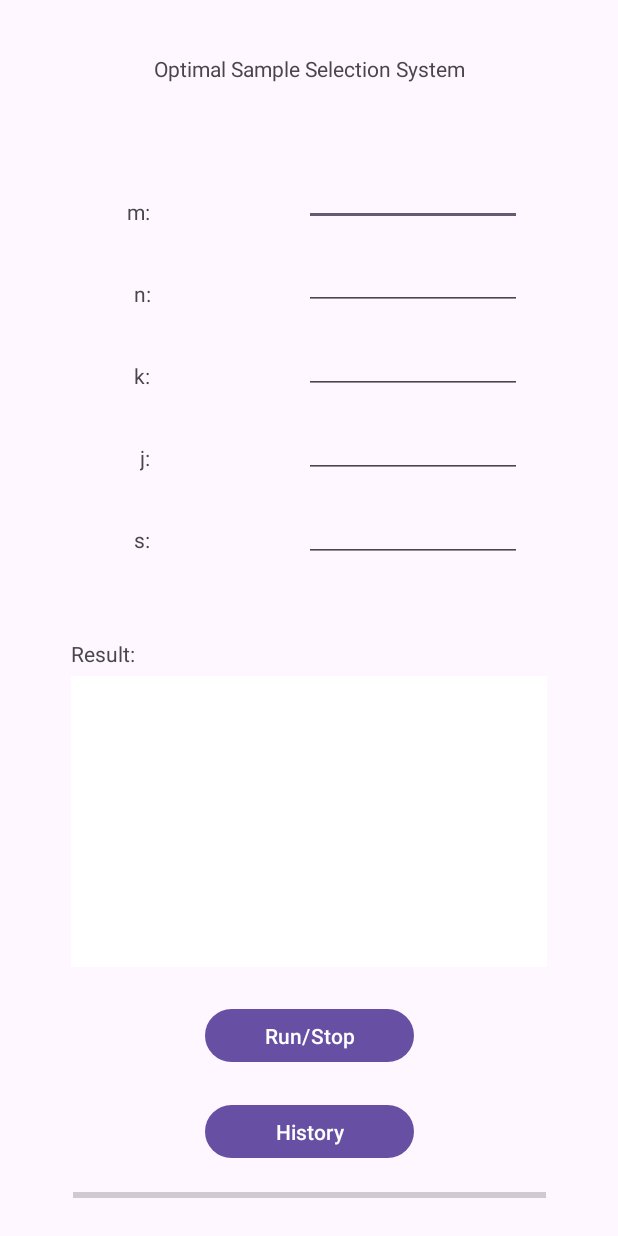
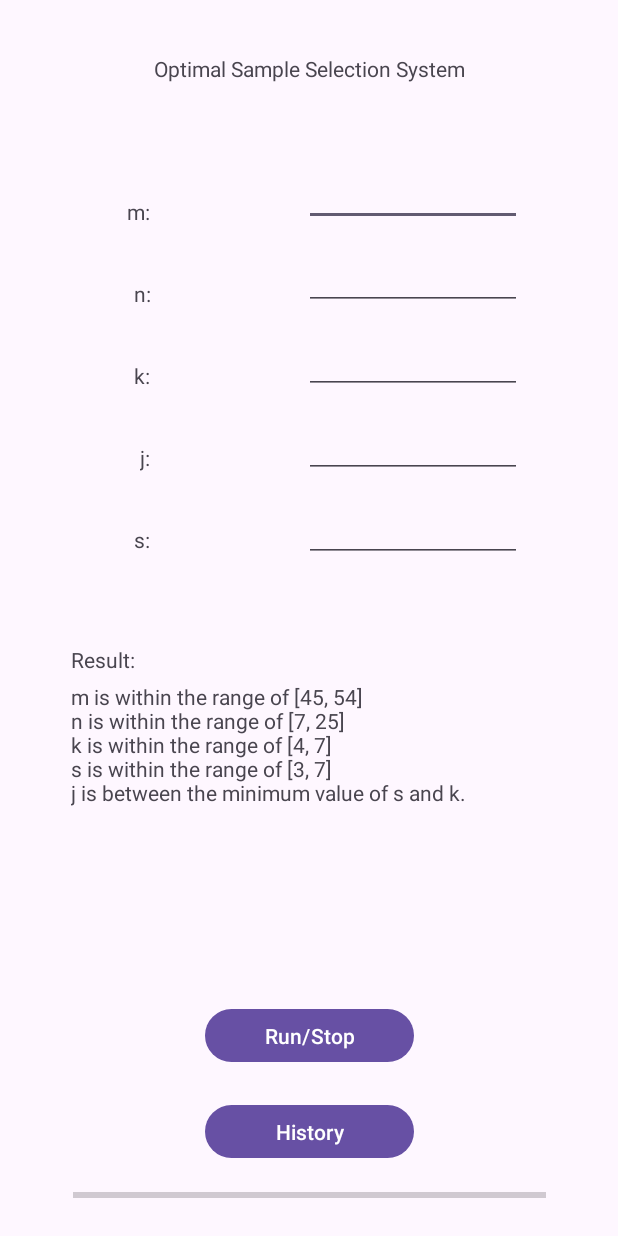
Before and after one commit to YemaoLuo/AIApplication, an Android app: the RunActivity screen opened directly, with no data from a screen before it, after a tap on "Run/Stop", on a phone screen of 412 x 824 dp. Run offline under Robolectric (Android 15) with nearby library versions, the phone set to English and light mode, and no system bars.

Commit message:
basic function complete

```diff
--- a/app/src/main/java/com/cpb/aiapplication/RunActivity.java
+++ b/app/src/main/java/com/cpb/aiapplication/RunActivity.java
@@ -20,7 +20,7 @@ import java.util.Set;
 
 public class RunActivity extends AppCompatActivity {
 
-    private boolean flag = true;
+    private boolean flag;
 
     private Thread thread;
 
@@ -50,11 +50,19 @@ public class RunActivity extends AppCompatActivity {
         jVal = findViewById(R.id.jVal);
         sVal = findViewById(R.id.sVal);
         resultView = findViewById(R.id.resultView);
+        String noticeText = "m is within the range of [45, 54]\n" +
+                "n is within the range of [7, 25]\n" +
+                "k is within the range of [4, 7]\n" +
+                "s is within the range of [3, 7]\n" +
+                "j is between the minimum value of s and k.";
+        resultView.setText(noticeText);
         progressBar = findViewById(R.id.progressBar);
+        flag = true;
         sh = new SolutionHelper();
         runBtn.setOnClickListener(new View.OnClickListener() {
             @Override
             public void onClick(View v) {
+                resultView.setText("Starting...Please Wait...");
                 if (flag) {
                     progressBar.setProgress(0);
                     int m, n, k, j, s;
@@ -73,16 +81,11 @@ public class RunActivity extends AppCompatActivity {
                         kVal.setText("");
                         jVal.setText("");
                         sVal.setText("");
+                        resultView.setText(noticeText);
                         Toast.makeText(RunActivity.this, "Invalid Input", Toast.LENGTH_SHORT).show();
                         return;
                     }
                     Log.d("RunActivity", "m: " + m + " n: " + n + " k: " + k + " j: " + j + " s: " + s);
-                    runOnUiThread(new Runnable() {
-                        @Override
-                        public void run() {
-                            resultView.setText("Starting...Please Wait...");
-                        }
-                    });
                     thread = new Thread(new Runnable() {
                         @Override
                         public void run() {
@@ -101,6 +104,8 @@ public class RunActivity extends AppCompatActivity {
                                     possibleResults.remove(candidateResult);
                                     double percent = (1 - coverList.size() / initSize) * 100;
                                     progressBar.setProgress((int) percent);
+                                    String showProgress = "Progress: " + (int) percent + "%";
+                                    resultView.setText(showProgress);
                                     Log.d("RunActivity", "Progress: " + percent);
                                 }
                             } else {
@@ -111,6 +116,9 @@ public class RunActivity extends AppCompatActivity {
                                     possibleResults.remove(candidateResult);
                                     double percent = (1 - coverList.size() / initSize) * 100;
                                     progressBar.setProgress((int) percent);
+                                    String showProgress = "Progress: " + (int) percent + "%";
+                                    resultView.setText(showProgress);
+                                    Log.d("RunActivity", "Progress: " + percent);
                                 }
                             }
 
--- a/app/src/main/res/layout/activity_run.xml
+++ b/app/src/main/res/layout/activity_run.xml
@@ -160,12 +160,11 @@
     <ScrollView
         android:id="@+id/scrollView2"
         android:layout_width="317dp"
-        android:layout_height="194dp"
+        android:layout_height="0dp"
         android:layout_marginStart="70dp"
-        android:layout_marginTop="120dp"
+        android:layout_marginTop="80dp"
         android:layout_marginEnd="70dp"
-        android:layout_marginBottom="68dp"
-        android:background="#FFFFFF"
+        android:layout_marginBottom="45dp"
         app:layout_constraintBottom_toTopOf="@+id/runBtn"
         app:layout_constraintEnd_toEndOf="parent"
         app:layout_constraintStart_toStartOf="parent"
@@ -173,7 +172,7 @@
 
         <LinearLayout
             android:layout_width="match_parent"
-            android:layout_height="wrap_content"
+            android:layout_height="match_parent"
             android:orientation="vertical">
 
             <TextView
@@ -204,4 +203,5 @@
         app:layout_constraintBottom_toBottomOf="parent"
         app:layout_constraintEnd_toEndOf="parent"
         app:layout_constraintStart_toStartOf="parent" />
+
 </androidx.constraintlayout.widget.ConstraintLayout>
```
